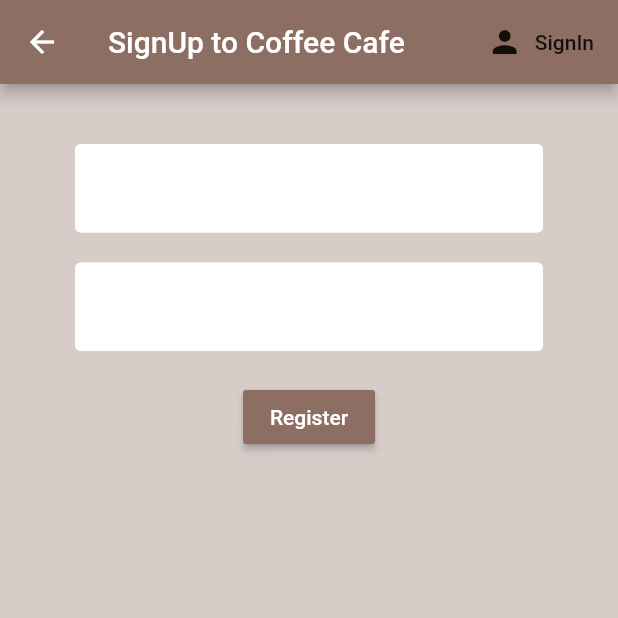
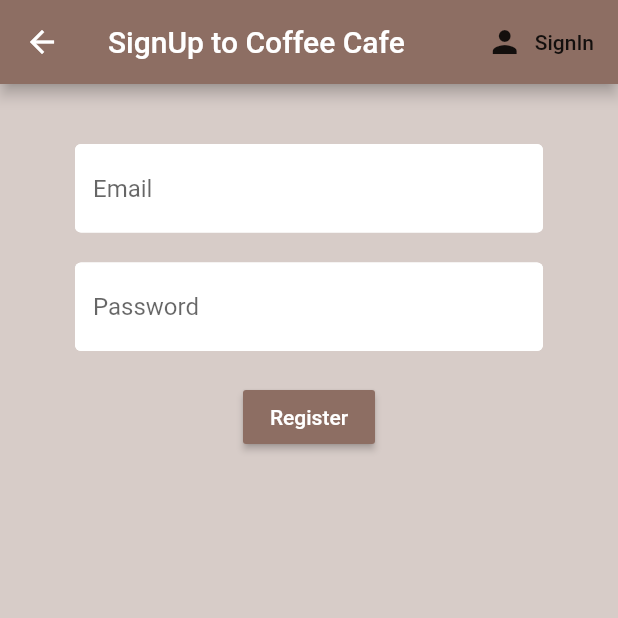
Before and after one commit to amitsaini4556/coffee_team, a Flutter app: the Register screen opened directly, on a phone screen of 412 x 824 dp, the top half of it. Run offline on Flutter 3.47's test engine with Material 2 defaults, Android fonts, the phone set to English and light mode, and no system bars; our stand-ins replace firebase_auth; accounts and stored records are empty.

Commit message:
bug fix using copyWith function for hinttext , email and password.

```diff
--- a/lib/screens/authenticate/register.dart
+++ b/lib/screens/authenticate/register.dart
@@ -41,7 +41,7 @@ class _RegisterState extends State<Register> {
             children: <Widget>[
               SizedBox(height: 20.0,),
               TextFormField(
-                decoration: textInputDecoration,
+                decoration: textInputDecoration.copyWith(hintText: 'Email'),
                 validator: (val) => val.isEmpty ? 'Enter an email' : null,
                 onChanged: (val){
                   setState(() => email = val);
@@ -49,7 +49,7 @@ class _RegisterState extends State<Register> {
               ),
               SizedBox(height: 20.0,),
               TextFormField(
-                decoration: textInputDecoration,
+                decoration: textInputDecoration.copyWith(hintText: 'Password'),
                 obscureText: true,
                 validator: (val) => val.length < 6 ? 'Enter a password 6+ chars long' : null,
                 onChanged: (val){
```
